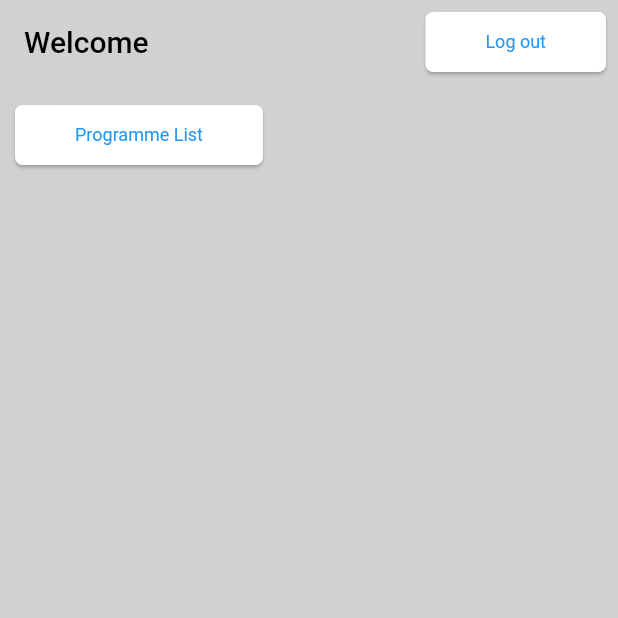
After one commit to salahvk/cognizium, a Flutter app: the AdminHomePage screen opened directly, on a phone screen of 412 x 824 dp, the top half of it. The commit adds this screen. Run offline on Flutter 3.47's test engine with Material 2 defaults, Android fonts, the phone set to English and light mode, and no system bars; our stand-ins replace cloud_firestore, dropdown_button2, firebase_auth, firebase_core, font_awesome_flutter, google_fonts and 1 more; accounts and stored records are empty.

Commit message:
Updates on admin side

```diff
--- /dev/null
+++ b/lib/Screens/Admin/admin_home_page.dart
@@ -0,0 +1,59 @@
+import 'package:cognizium/Screens/Admin/programme_list.dart';
+import 'package:cognizium/Screens/sign_in.dart';
+import 'package:firebase_auth/firebase_auth.dart';
+import 'package:flutter/material.dart';
+
+class AdminHomePage extends StatefulWidget {
+  const AdminHomePage({super.key});
+
+  @override
+  State<AdminHomePage> createState() => _AdminHomePageState();
+}
+
+class _AdminHomePageState extends State<AdminHomePage> {
+  @override
+  Widget build(BuildContext context) {
+    final user = FirebaseAuth.instance.currentUser!;
+    final size = MediaQuery.of(context).size;
+    return Scaffold(
+      appBar: AppBar(
+        title: Text('Welcome ${user.email} '),
+        automaticallyImplyLeading: false,
+        backgroundColor: Colors.transparent,
+        actions: [
+          Padding(
+            padding: const EdgeInsets.all(8.0),
+            child: ElevatedButton(
+                onPressed: () {
+                  FirebaseAuth.instance.signOut();
+                  Navigator.pushAndRemoveUntil(context,
+                      MaterialPageRoute(builder: (ctx) {
+                    return const SignIn();
+                  }), (route) => false);
+                },
+                child: const Text("Log out")),
+          )
+        ],
+      ),
+      body: SafeArea(
+          child: Padding(
+        padding: const EdgeInsets.fromLTRB(10, 10, 0, 0),
+        child: Column(
+          children: [
+            ElevatedButton(
+                onPressed: () {
+                  navToProgramme(context);
+                },
+                child: const Text("Programme List"))
+          ],
+        ),
+      )),
+    );
+  }
+
+  navToProgramme(context) {
+    Navigator.push(context, MaterialPageRoute(builder: (ctx) {
+      return const ProgrammeListPage();
+    }));
+  }
+}
--- a/lib/main.dart
+++ b/lib/main.dart
@@ -39,6 +39,7 @@ class MyApp extends StatelessWidget {
         debugShowCheckedModeBanner: false,
         theme: getApplicationTheme(context).copyWith(useMaterial3: true),
         home: const LoginCheck(),
+        // home: const AdminHomePage(),
       ),
     );
   }
```
Also changed, not shown: lib/Screens/Admin/programme_list.dart (added, +49 -0 lines), lib/Screens/add_participant.dart (+47 -0 lines), lib/Screens/login_check.dart (+7 -0 lines), lib/Screens/sign_in.dart (+8 -0 lines), lib/model/programmeModel.dart (added, +44 -0 lines).
